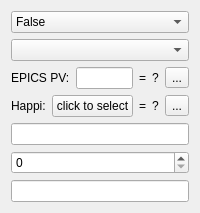
Before: the Qt Designer form atef/ui/config_value_edit.ui in pcdshub/atef, drawn with Qt 5.
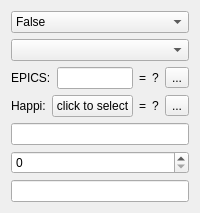
After: the same form once the commit is applied.

Commit message: ENH: try to place multi mode widget into basic symbol comparison screens for testing.

Patch:
```diff
--- a/atef/ui/config_value_edit.ui
+++ b/atef/ui/config_value_edit.ui
@@ -6,8 +6,8 @@
    <rect>
     <x>0</x>
     <y>0</y>
-    <width>186</width>
-    <height>201</height>
+    <width>182</width>
+    <height>190</height>
    </rect>
   </property>
   <property name="windowTitle">
@@ -52,7 +52,7 @@
       <item>
        <widget class="QLabel" name="epics_indicator">
         <property name="text">
-         <string>EPICS PV:</string>
+         <string>EPICS:</string>
         </property>
        </widget>
       </item>
```
The commit also changes 3 other files.
